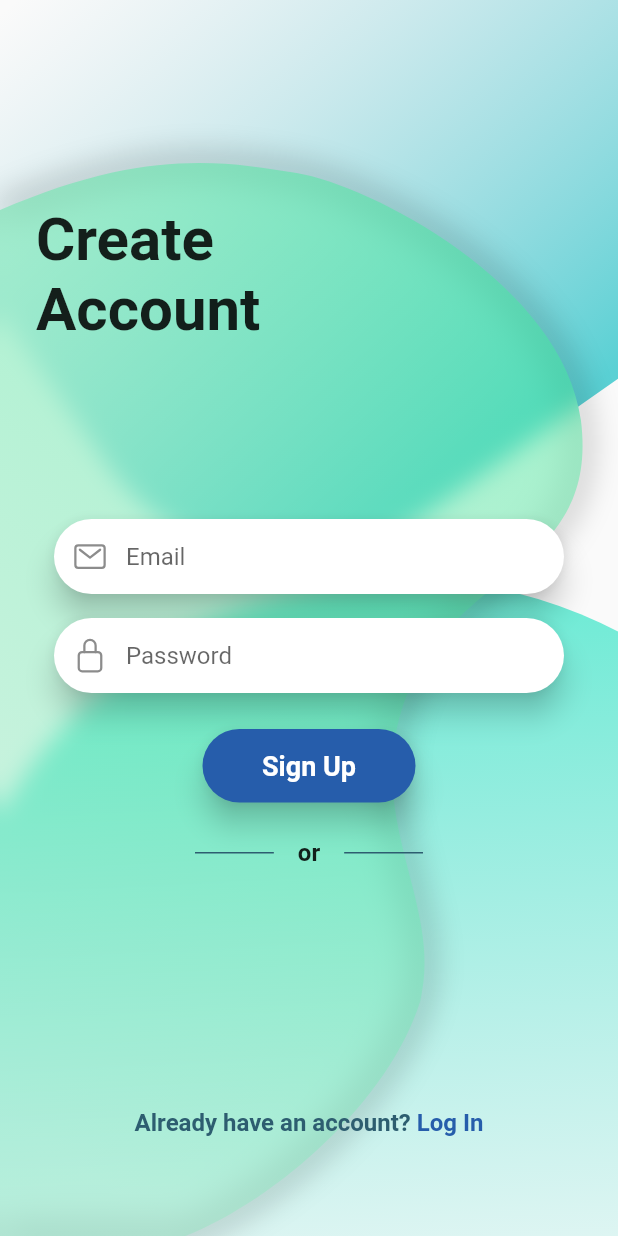
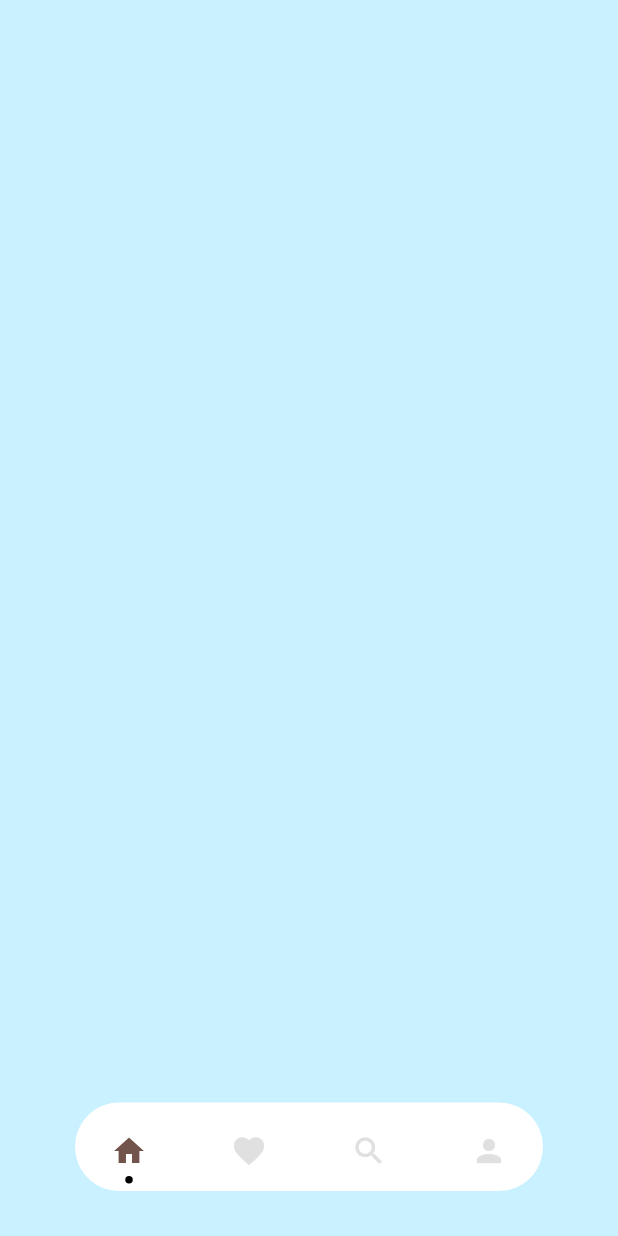
Before and after one commit to AyeChanMon8/ngweOakProject, a Flutter app: the screen it shows after launch, after a tap on "Sign Up", on a phone screen of 412 x 824 dp. Run offline on Flutter 3.47's test engine with Material 2 defaults, Android fonts, the phone set to English and light mode, and no system bars; drawn by our look-alikes of dot_navigation_bar; our stand-ins replace ionicons.

Commit message:
bottom navigation bar in home

```diff
--- a/lib/components/login_content.dart
+++ b/lib/components/login_content.dart
@@ -1,5 +1,6 @@
 import 'package:flutter/material.dart';
 import 'package:ionicons/ionicons.dart';
+import 'package:ngwe_oak_project/pages/home.dart';
 import 'package:ngwe_oak_project/utils/constants.dart';
 import 'package:ngwe_oak_project/utils/helper_functions.dart';
 
@@ -56,7 +57,9 @@ class _LoginContentState extends State<LoginContent>
     return Padding(
       padding: const EdgeInsets.symmetric(horizontal: 135, vertical: 16),
       child: ElevatedButton(
-        onPressed: () {},
+        onPressed: () {
+          Navigator.push(context,MaterialPageRoute(builder: (context) =>HomePage()));
+        },
         style: ElevatedButton.styleFrom(
           padding: const EdgeInsets.symmetric(vertical: 14),
           shape: const StadiumBorder(),
--- /dev/null
+++ b/lib/pages/home.dart
@@ -0,0 +1,47 @@
+import 'package:dot_navigation_bar/dot_navigation_bar.dart';
+import 'package:flutter/material.dart';
+
+class HomePage extends StatefulWidget {
+  const HomePage({Key? key}) : super(key: key);
+
+  @override
+  State<HomePage> createState() => _HomePageState();
+}
+
+class _HomePageState extends State<HomePage> {
+  var _selectedTab = _SelectedTab.home;
+
+  void _handleIndexChanged(int i) {
+    setState(() {
+      _selectedTab = _SelectedTab.values[i];
+    });
+  }
+
+  @override
+  Widget build(BuildContext context) {
+    return Scaffold(
+        backgroundColor: Color(0xffcaf1ff),
+        bottomNavigationBar: Padding(
+          padding: EdgeInsets.only(bottom: 10),
+          child: DotNavigationBar(
+            margin: EdgeInsets.only(left: 10, right: 10),
+            currentIndex: _SelectedTab.values.indexOf(_selectedTab),
+            dotIndicatorColor: Colors.black,
+            unselectedItemColor: Colors.grey[300],
+            onTap: _handleIndexChanged,
+            items: [
+              DotNavigationBarItem(
+                  icon: Icon(Icons.home), selectedColor: Color(0xff73544c)),
+              DotNavigationBarItem(
+                  icon: Icon(Icons.favorite), selectedColor: Color(0xff73544c)),
+              DotNavigationBarItem(
+                  icon: Icon(Icons.search), selectedColor: Color(0xff73544c)),
+              DotNavigationBarItem(
+                  icon: Icon(Icons.person), selectedColor: Color(0xff73544c))
+            ],
+          ),
+        ));
+  }
+}
+
+enum _SelectedTab { home, favorite, search, person}
--- a/pubspec.yaml
+++ b/pubspec.yaml
@@ -29,6 +29,7 @@ dependencies:
   # The following adds the Cupertino Icons font to your application.
   # Use with the CupertinoIcons class for iOS style icons.
   cupertino_icons: ^1.0.2
+  dot_navigation_bar: ^1.0.1+3
 
 dev_dependencies:
   flutter_test:
```
